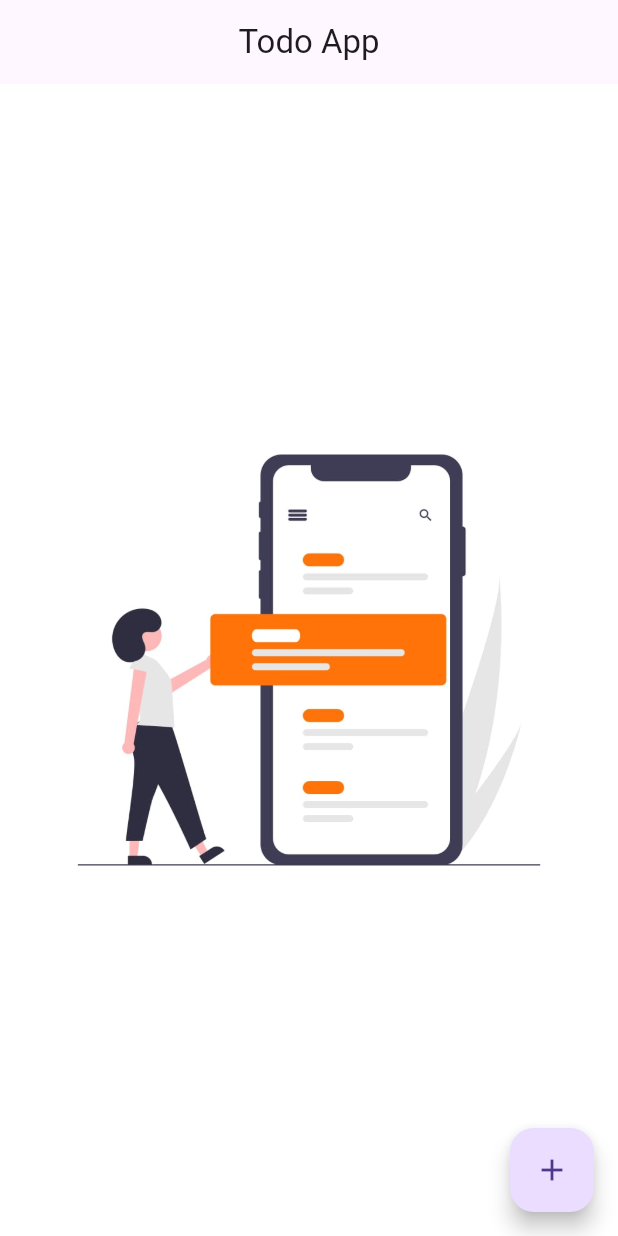
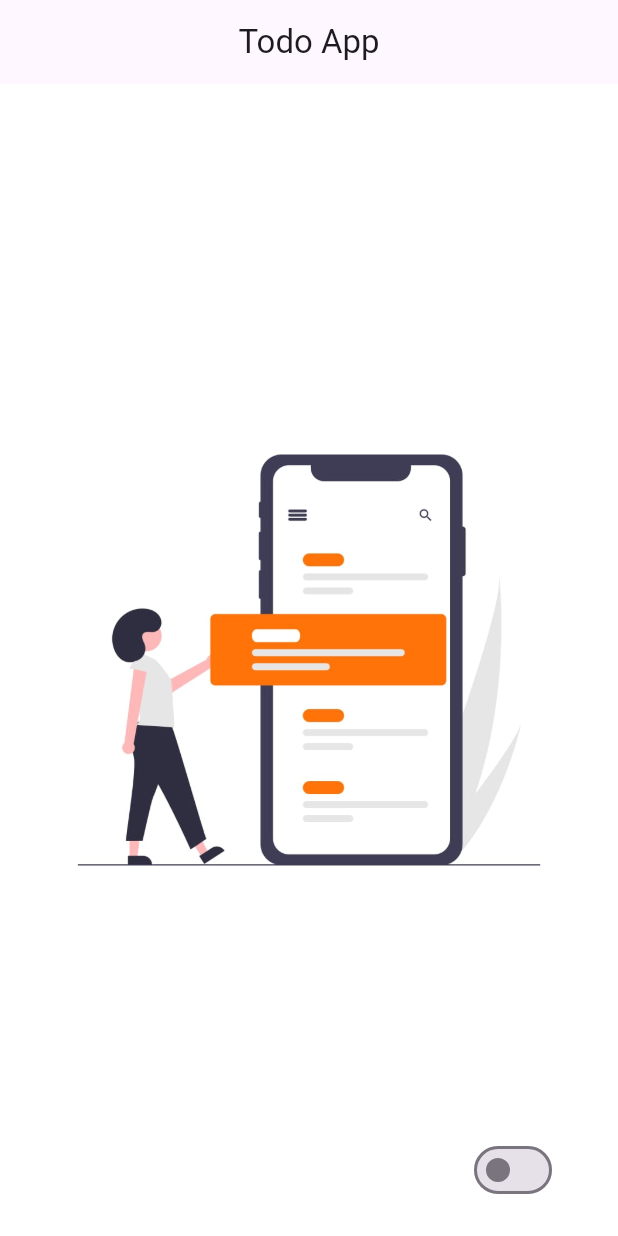
Before and after one commit to raguraman6066/flutter_todo_getx, a Flutter app: the screen it shows after launch, on a phone screen of 412 x 824 dp. Run offline on Flutter 3.47's test engine with Material 3 defaults, Android fonts, the phone set to English and light mode, and no system bars; our stand-ins replace get, get_storage.

Commit message:
theme added

```diff
--- a/lib/main.dart
+++ b/lib/main.dart
@@ -10,14 +10,13 @@ void main() async {
 }
 
 class MyApp extends StatelessWidget {
+  final getStorage = GetStorage();
   @override
   Widget build(BuildContext context) {
+    bool darkMode = getStorage.read('darkMode') ?? false;
     return GetMaterialApp(
       title: 'Flutter Demo',
-      theme: ThemeData(
-        primarySwatch: Colors.red,
-        visualDensity: VisualDensity.adaptivePlatformDensity,
-      ),
+      theme: darkMode ? ThemeData.dark() : ThemeData.light(),
       home: NoteList(),
     );
   }
--- a/lib/screens/notes_list.dart
+++ b/lib/screens/notes_list.dart
@@ -1,11 +1,21 @@
 import 'package:flutter/material.dart';
 import 'package:flutter_todo_getx/screens/my_note.dart';
 import 'package:get/get.dart';
+import 'package:get_storage/get_storage.dart';
 import 'controller.dart';
 
-class NoteList extends StatelessWidget {
+class NoteList extends StatefulWidget {
+  @override
+  State<NoteList> createState() => _NoteListState();
+}
+
+class _NoteListState extends State<NoteList> {
+  final themeData = GetStorage();
+
   @override
   Widget build(BuildContext context) {
+    themeData.writeIfNull('darkMode', false);
+    bool darkTheme = themeData.read('darkMode');
     final NoteController nc = Get.put(NoteController());
     Widget getNoteList() {
       return Obx(
@@ -51,15 +61,19 @@ class NoteList extends StatelessWidget {
             appBar: AppBar(
               centerTitle: true,
               title: Text('Todo App'),
+              actions: [],
             ),
-            floatingActionButton: FloatingActionButton(
-              child: Icon(Icons.add),
-              onPressed: () {
-                Get.to(MyNote(
-                  index: null,
-                ));
-              },
-            ),
+            floatingActionButton: SwitchListTile(
+                value: darkTheme,
+                onChanged: (value) {
+                  setState(() {
+                    darkTheme = value;
+                  });
+                  darkTheme
+                      ? Get.changeTheme(ThemeData.dark())
+                      : Get.changeTheme(ThemeData.light());
+                  themeData.write("darkMode", value);
+                }),
             body: Container(
               child: Padding(padding: EdgeInsets.all(5), child: getNoteList()),
             )));
```
